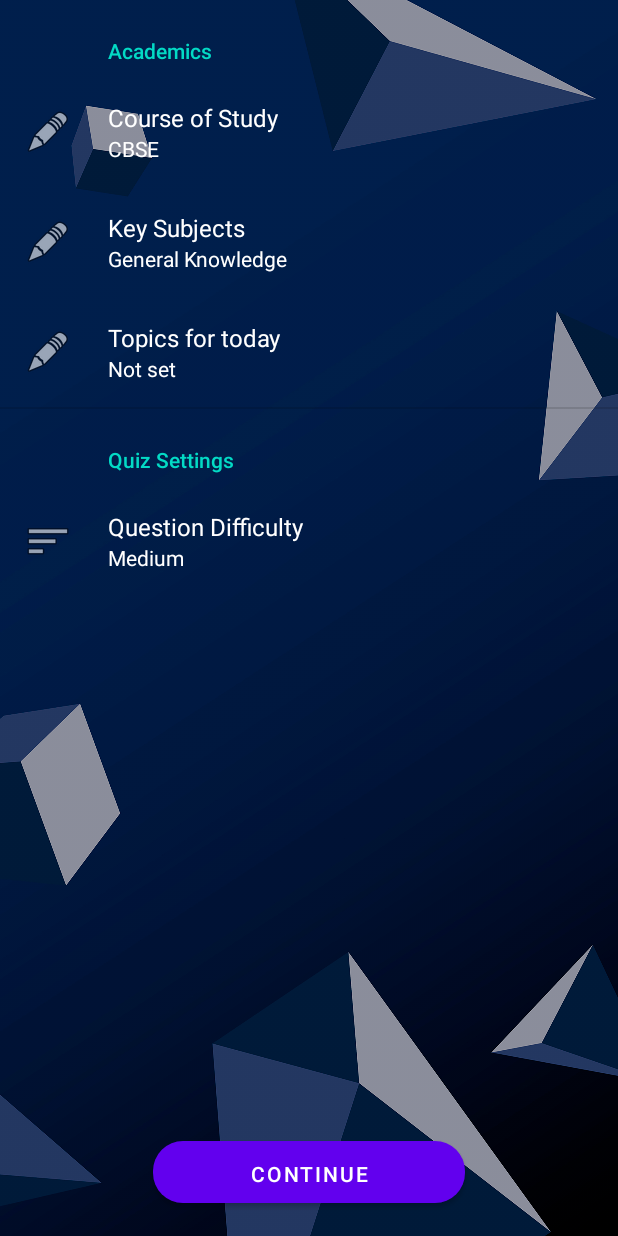
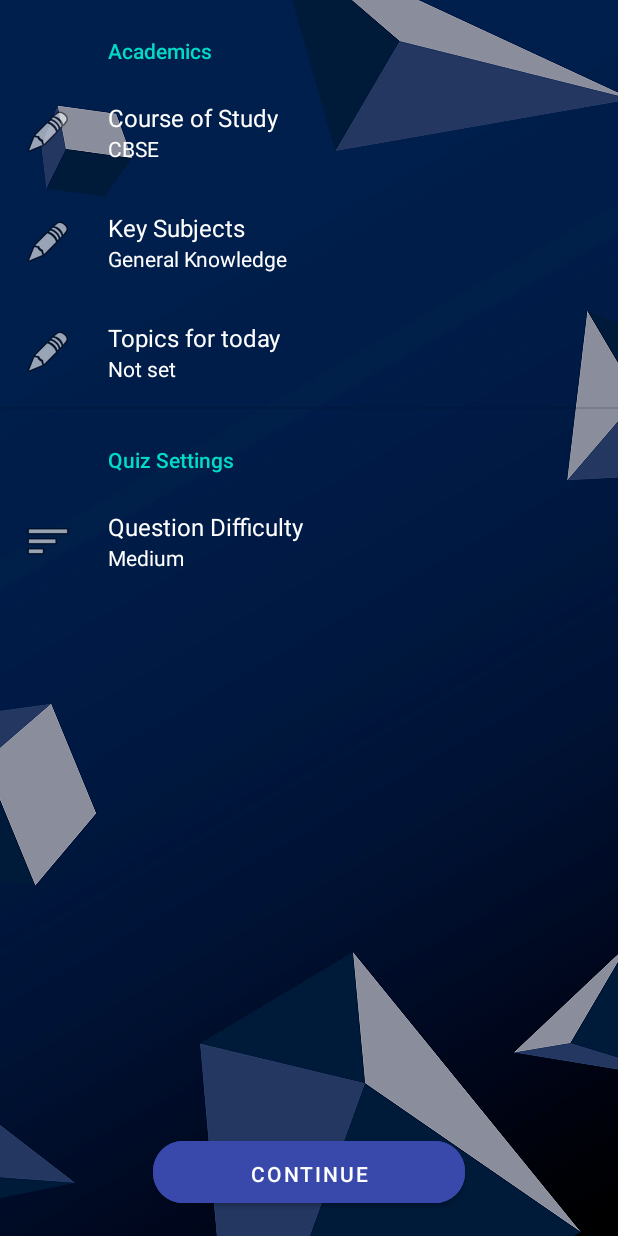
Before and after one commit to YM0509/BrainGate, an Android app: the screen it shows after launch (SettingsActivity), on a phone screen of 412 x 824 dp. Run offline under Robolectric (Android 15) with nearby library versions, the phone set to English and light mode, and no system bars; our stand-ins replace androidx.preference; Roboto replaces fonts that are not available here.

Commit message:
Initial Commit

```diff
--- a/app/src/main/res/layout/activity_ai_help.xml
+++ b/app/src/main/res/layout/activity_ai_help.xml
@@ -60,7 +60,8 @@
         android:text="Generate"
         app:layout_constraintTop_toBottomOf="@id/input"
         app:layout_constraintStart_toStartOf="parent"
-        app:layout_constraintEnd_toEndOf="parent"/>
+        app:layout_constraintEnd_toEndOf="parent"
+        android:backgroundTint="#3949AB"/>
 
     <!-- Scrollable area for the AI's response -->
     <ScrollView
--- a/app/src/main/res/layout/activity_quiz.xml
+++ b/app/src/main/res/layout/activity_quiz.xml
@@ -95,6 +95,7 @@
         app:cornerRadius="20dp"
         app:layout_constraintBottom_toBottomOf="parent"
         app:layout_constraintStart_toStartOf="parent"
-        app:layout_constraintEnd_toEndOf="parent" />
+        app:layout_constraintEnd_toEndOf="parent"
+        android:backgroundTint="#3949AB"/>
 
 </androidx.constraintlayout.widget.ConstraintLayout>
--- a/app/src/main/res/layout/settings_activity.xml
+++ b/app/src/main/res/layout/settings_activity.xml
@@ -5,6 +5,18 @@
     android:layout_width="match_parent"
     android:layout_height="match_parent"
     tools:context=".SettingsActivity">
+
+    <!-- Background Image should be the first element to be in the back -->
+    <ImageView
+        android:id="@+id/background_image"
+        android:layout_width="0dp"
+        android:layout_height="0dp"
+        android:scaleType="centerCrop"
+        android:src="@drawable/app_background"
+        app:layout_constraintTop_toTopOf="parent"
+        app:layout_constraintBottom_toBottomOf="parent"
+        app:layout_constraintStart_toStartOf="parent"
+        app:layout_constraintEnd_toEndOf="parent" />
 
     <!-- This FrameLayout is where the SettingsFragment will be displayed -->
     <FrameLayout
@@ -29,6 +41,7 @@
         app:cornerRadius="20dp"
         app:layout_constraintBottom_toBottomOf="parent"
         app:layout_constraintEnd_toEndOf="parent"
-        app:layout_constraintStart_toStartOf="parent" />
+        app:layout_constraintStart_toStartOf="parent"
+        android:backgroundTint="#3949AB"/>
 
 </androidx.constraintlayout.widget.ConstraintLayout>
```
Also changed, not shown: app/src/main/java/com/example/braingate/AI_Help.java (+10 -4 lines), app/src/main/res/layout/activity_music_player.xml (+6 -3 lines), app/src/main/res/layout/apps_drawer.xml (+11 -3 lines).
